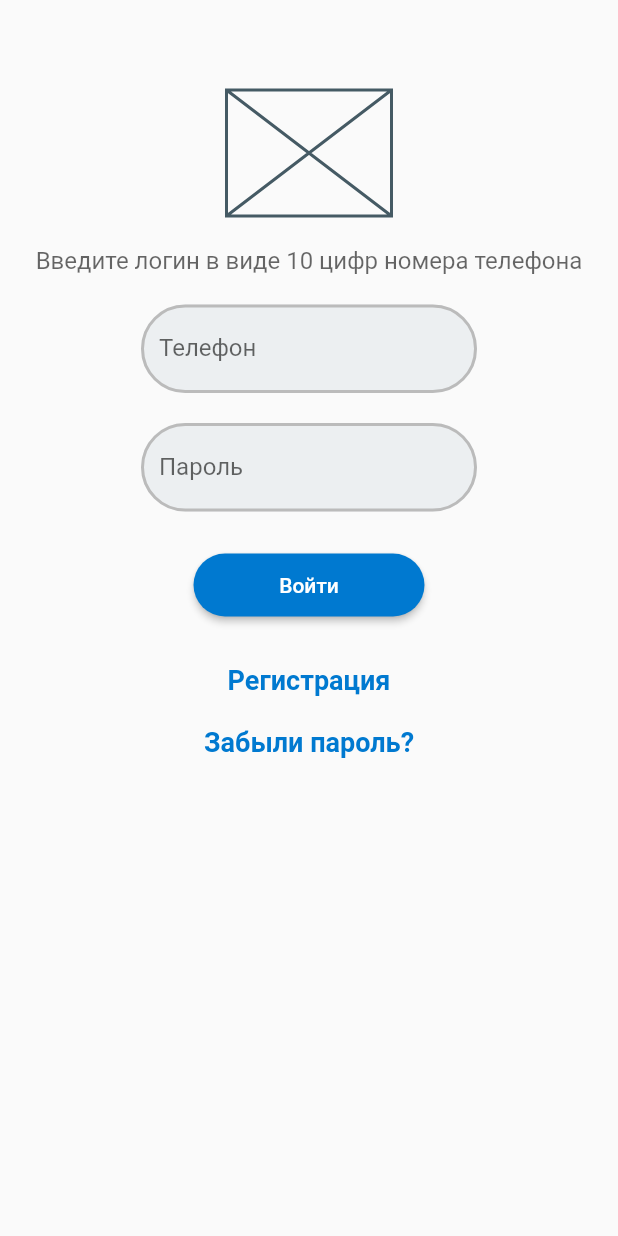
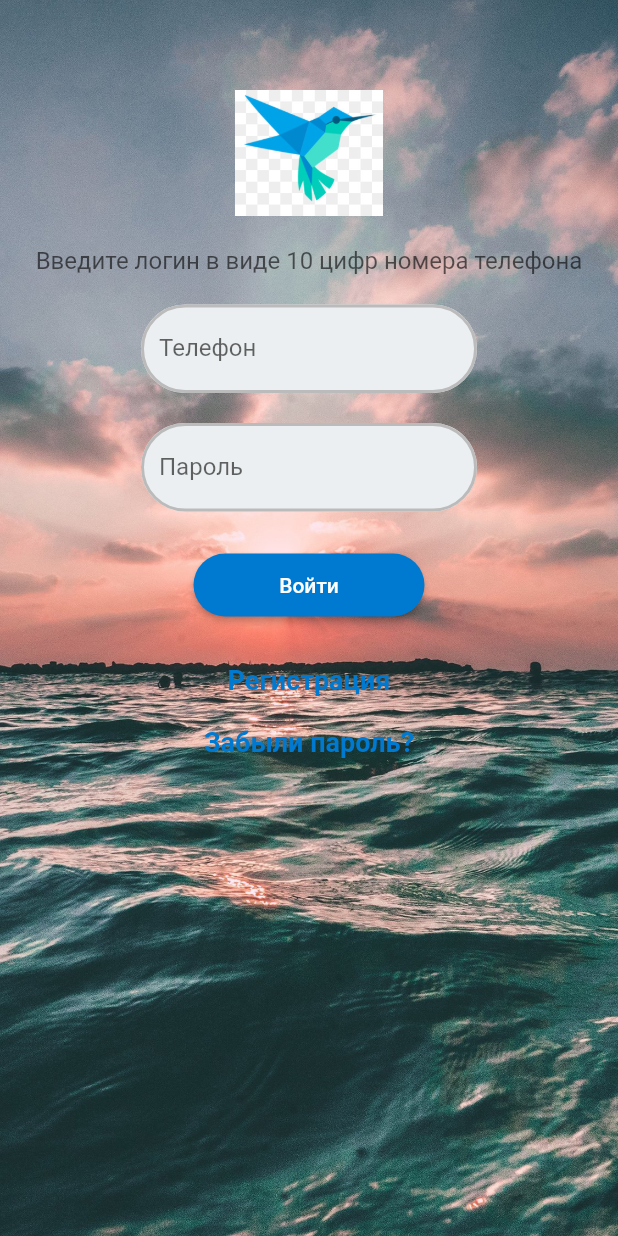
Before and after one commit to solovievaaa/auth_page, a Flutter app: the screen it shows after launch, on a phone screen of 412 x 824 dp. Run offline on Flutter 3.47's test engine with Material 2 defaults, Android fonts, the phone set to English and light mode, and no system bars.

Commit message:
Добавлено изображения на форме и фон, изображение с фоном, не понимаю пока, как убрать >___<

```diff
--- a/lib/main.dart
+++ b/lib/main.dart
@@ -23,10 +23,16 @@ class MyApp extends StatelessWidget {
     return MaterialApp(
       home: Scaffold(
           body: Container(
+            decoration: const BoxDecoration( // настройка изорбражения фона
+              image: DecorationImage(
+                image: AssetImage('assets/original_oboi.jpeg'),
+                fit: BoxFit.cover,
+              ),
+            ),
             width: double.infinity, // позволяет выравнять по центру в строке ??
             child: Column(children: [ // здесть мог бы быть модификатор const
               SizedBox(height: 60,), // отступ картинки от верхней границы, по общему правилу сверху слева
-              SizedBox(width: 110, height: 84, child: Placeholder(),), // место для картинки с заданными размерами + место задано пустым
+              const SizedBox(width: 110, height: 84, child: Image(image: AssetImage('assets/dart1.jpg')),), // настройка изорбражения, тут было место для картинки с заданными размерами + место задано пустым
               SizedBox(height: 20,), // отступ текста от картинки
               Text('Введите логин в виде 10 цифр номера телефона',
               style: TextStyle(fontSize: 16, color: Color.fromRGBO(0, 0, 0, 0.6)),),
--- a/pubspec.yaml
+++ b/pubspec.yaml
@@ -57,6 +57,9 @@ flutter:
   # the material Icons class.
   uses-material-design: true
 
+  assets:
+    - assets/
+
   # To add assets to your application, add an assets section, like this:
   # assets:
   #   - images/a_dot_burr.jpeg
```
Also changed, not shown: assets/buldog.jpg (added), assets/dart.jpg (added), assets/dart1.jpg (added), assets/original_oboi.jpeg (added).
